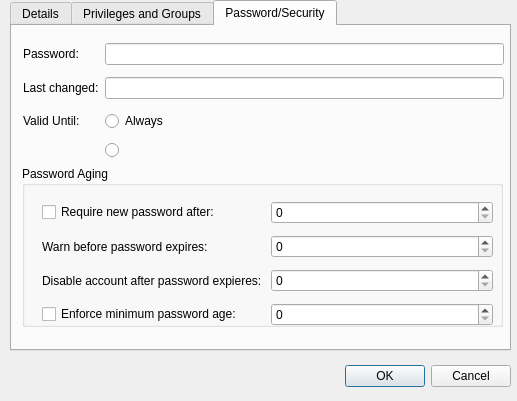
Qt form ui/userproperties.ui (KDE/kcm-userconfig) before a commit.
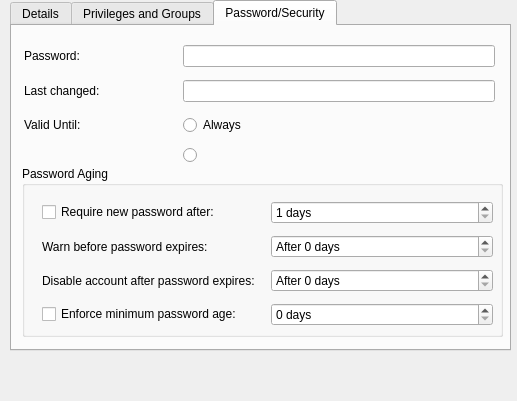
The same form after that commit. The open tabs and pages were chosen to show the change. Custom widgets are drawn as their Qt base class.

Commit message: Use .ui files for the modify/new dialog

What changed in the file:
```diff
--- a/ui/userproperties.ui
+++ b/ui/userproperties.ui
@@ -12,22 +12,6 @@
   <property name="windowTitle" >
    <string>Dialog</string>
   </property>
-  <widget class="QDialogButtonBox" name="buttonBox" >
-   <property name="geometry" >
-    <rect>
-     <x>170</x>
-     <y>360</y>
-     <width>341</width>
-     <height>32</height>
-    </rect>
-   </property>
-   <property name="orientation" >
-    <enum>Qt::Horizontal</enum>
-   </property>
-   <property name="standardButtons" >
-    <set>QDialogButtonBox::Cancel|QDialogButtonBox::Ok</set>
-   </property>
-  </widget>
   <widget class="QTabWidget" name="tabWidget" >
    <property name="geometry" >
     <rect>
@@ -38,7 +22,7 @@
     </rect>
    </property>
    <property name="currentIndex" >
-    <number>0</number>
+    <number>2</number>
    </property>
    <widget class="QWidget" name="tab" >
     <attribute name="title" >
@@ -46,21 +30,21 @@
     </attribute>
     <layout class="QGridLayout" name="gridLayout" >
      <item row="0" column="0" >
-      <widget class="QLabel" name="label_7" >
+      <widget class="QLabel" name="statusLabel" >
        <property name="text" >
         <string>Status:</string>
        </property>
       </widget>
      </item>
      <item row="0" column="1" >
-      <widget class="QRadioButton" name="radioButton_2" >
+      <widget class="QRadioButton" name="enabledradio" >
        <property name="text" >
         <string>Enabled</string>
        </property>
       </widget>
      </item>
      <item row="1" column="1" >
-      <widget class="QRadioButton" name="radioButton" >
+      <widget class="QRadioButton" name="disabledradio" >
        <property name="text" >
         <string>Disabled</string>
        </property>
@@ -74,7 +58,7 @@
       </widget>
      </item>
      <item row="2" column="1" colspan="2" >
-      <widget class="QLineEdit" name="lineEdit_3" />
+      <widget class="QLineEdit" name="loginnameedit" />
      </item>
      <item row="3" column="0" >
       <widget class="QLabel" name="label_5" >
@@ -84,7 +68,7 @@
       </widget>
      </item>
      <item row="3" column="1" colspan="2" >
-      <widget class="QLineEdit" name="lineEdit_2" />
+      <widget class="QLineEdit" name="realnameedit" />
      </item>
      <item row="4" column="0" >
       <widget class="QLabel" name="label_4" >
@@ -94,7 +78,7 @@
       </widget>
      </item>
      <item row="4" column="1" colspan="2" >
-      <widget class="QLineEdit" name="lineEdit" />
+      <widget class="QLineEdit" name="uidedit" />
      </item>
      <item row="5" column="0" >
       <widget class="QLabel" name="label_3" >
@@ -104,7 +88,7 @@
       </widget>
      </item>
      <item row="5" column="1" colspan="2" >
-      <widget class="QComboBox" name="comboBox" />
+      <widget class="QComboBox" name="primarygroupedit" />
      </item>
      <item row="6" column="0" >
       <widget class="QLabel" name="label_2" >
@@ -113,11 +97,8 @@
        </property>
       </widget>
      </item>
-     <item row="6" column="1" >
-      <widget class="KLineEdit" name="klineedit_2" />
-     </item>
      <item row="6" column="2" >
-      <widget class="QPushButton" name="pushButton" >
+      <widget class="QPushButton" name="homedirbutton" >
        <property name="text" >
         <string>Browse...</string>
        </property>
@@ -130,12 +111,8 @@
        </property>
       </widget>
      </item>
-     <item row="7" column="1" colspan="2" >
-      <widget class="KLineEdit" name="klineedit" >
-       <property name="showClearButton" stdset="0" >
-        <bool>true</bool>
-       </property>
-      </widget>
+     <item row="6" column="1" >
+      <widget class="QLineEdit" name="homediredit" />
      </item>
     </layout>
    </widget>
@@ -143,7 +120,7 @@
     <attribute name="title" >
      <string>Privileges and Groups</string>
     </attribute>
-    <widget class="QListWidget" name="listWidget" >
+    <widget class="QListWidget" name="privilegeslistview" >
      <property name="geometry" >
       <rect>
        <x>10</x>
@@ -153,7 +130,7 @@
       </rect>
      </property>
     </widget>
-    <widget class="QListWidget" name="listWidget_2" >
+    <widget class="QListWidget" name="groupslistview" >
      <property name="geometry" >
       <rect>
        <x>340</x>
@@ -194,29 +171,19 @@
     <attribute name="title" >
      <string>Password/Security</string>
     </attribute>
-    <widget class="KDateWidget" name="kdatewidget" >
-     <property name="geometry" >
-      <rect>
-       <x>129</x>
-       <y>107</y>
-       <width>361</width>
-       <height>32</height>
-      </rect>
-     </property>
-    </widget>
     <widget class="QGroupBox" name="groupBox" >
      <property name="geometry" >
       <rect>
        <x>10</x>
        <y>140</y>
        <width>481</width>
-       <height>161</height>
+       <height>171</height>
       </rect>
      </property>
      <property name="title" >
       <string>Password Aging</string>
      </property>
-     <widget class="QWidget" name="" >
+     <widget class="QWidget" name="layoutWidget" >
       <property name="geometry" >
        <rect>
         <x>20</x>
@@ -227,14 +194,24 @@
       </property>
       <layout class="QGridLayout" name="gridLayout_2" >
        <item row="0" column="0" >
-        <widget class="QCheckBox" name="checkBox" >
+        <widget class="QCheckBox" name="forcepasswordchangecheckbox" >
          <property name="text" >
           <string>Require new password after:</string>
          </property>
         </widget>
        </item>
        <item row="0" column="1" >
-        <widget class="QSpinBox" name="spinBox" />
+        <widget class="QSpinBox" name="maximumpasswordedit" >
+         <property name="suffix" >
+          <string> days</string>
+         </property>
+         <property name="minimum" >
+          <number>1</number>
+         </property>
+         <property name="maximum" >
+          <number>1825</number>
+         </property>
+        </widget>
        </item>
        <item row="1" column="0" >
         <widget class="QLabel" name="label_13" >
@@ -244,27 +221,51 @@
         </widget>
        </item>
        <item row="1" column="1" >
-        <widget class="QSpinBox" name="spinBox_2" />
+        <widget class="QSpinBox" name="warningedit" >
+         <property name="suffix" >
+          <string> days</string>
+         </property>
+         <property name="prefix" >
+          <string>After </string>
+         </property>
+         <property name="maximum" >
+          <number>1825</number>
+         </property>
+        </widget>
        </item>
        <item row="2" column="0" >
         <widget class="QLabel" name="label_14" >
          <property name="text" >
-          <string>Disable account after password expieres:</string>
+          <string>Disable account after password expires:</string>
          </property>
         </widget>
        </item>
        <item row="2" column="1" >
-        <widget class="QSpinBox" name="spinBox_3" />
+        <widget class="QSpinBox" name="disableexpireedit" >
+         <property name="suffix" >
+          <string> days</string>
+         </property>
+         <property name="prefix" >
+          <string>After </string>
+         </property>
+         <property name="maximum" >
+          <number>1825</number>
+         </property>
+        </widget>
        </item>
        <item row="3" column="0" >
-        <widget class="QCheckBox" name="checkBox_2" >
+        <widget class="QCheckBox" name="enforcepasswordminagecheckbox" >
          <property name="text" >
           <string>Enforce minimum password age:</string>
          </property>
         </widget>
        </item>
        <item row="3" column="1" >
-        <widget class="QSpinBox" name="spinBox_4" />
+        <widget class="QSpinBox" name="minimumpasswordedit" >
+         <property name="suffix" >
+          <string> days</string>
+         </property>
+        </widget>
        </item>
       </layout>
      </widget>
@@ -272,24 +273,24 @@
     <widget class="QWidget" name="" >
      <property name="geometry" >
       <rect>
-       <x>11</x>
-       <y>11</y>
-       <width>481</width>
-       <height>128</height>
+       <x>12</x>
+       <y>12</y>
+       <width>471</width>
+       <height>135</height>
       </rect>
      </property>
      <layout class="QGridLayout" name="gridLayout_3" >
       <item row="0" column="0" >
-       <widget class="QLabel" name="label_10" >
+       <widget class="QLabel" name="passwordLabel" >
         <property name="text" >
          <string>Password:</string>
         </property>
        </widget>
       </item>
-      <item row="0" column="1" >
-       <widget class="KLineEdit" name="klineedit_3" >
-        <property name="passwordMode" >
-         <bool>true</bool>
+      <item row="0" column="1" colspan="2" >
+       <widget class="QLineEdit" name="passwordedit" >
+        <property name="echoMode" >
+         <enum>QLineEdit::Password</enum>
         </property>
        </widget>
       </item>
@@ -300,8 +301,8 @@
         </property>
        </widget>
       </item>
-      <item row="1" column="1" >
-       <widget class="QLineEdit" name="lineEdit_4" >
+      <item row="1" column="1" colspan="2" >
+       <widget class="QLineEdit" name="lastchangelabel" >
         <property name="readOnly" >
          <bool>true</bool>
         </property>
@@ -314,15 +315,15 @@
         </property>
        </widget>
       </item>
-      <item row="2" column="1" >
-       <widget class="QRadioButton" name="radioButton_3" >
+      <item row="2" column="1" colspan="2" >
+       <widget class="QRadioButton" name="validalwaysradio" >
         <property name="text" >
          <string>Always</string>
         </property>
        </widget>
       </item>
       <item row="3" column="1" >
-       <widget class="QRadioButton" name="radioButton_4" >
+       <widget class="QRadioButton" name="expireradio" >
         <property name="text" >
          <string/>
         </property>
@@ -332,19 +333,10 @@
     </widget>
    </widget>
   </widget>
+  <zorder>buttonBox</zorder>
+  <zorder>tabWidget</zorder>
+  <zorder>homediredit</zorder>
  </widget>
- <customwidgets>
-  <customwidget>
-   <class>KDateWidget</class>
-   <extends>QWidget</extends>
-   <header>kdatewidget.h</header>
-  </customwidget>
-  <customwidget>
-   <class>KLineEdit</class>
-   <extends>QLineEdit</extends>
-   <header>klineedit.h</header>
-  </customwidget>
- </customwidgets>
  <resources/>
  <connections>
   <connection>
```
Left out of the diff: 35 changed lines with no effect on the pictures. The commit also changes 1 other file.
